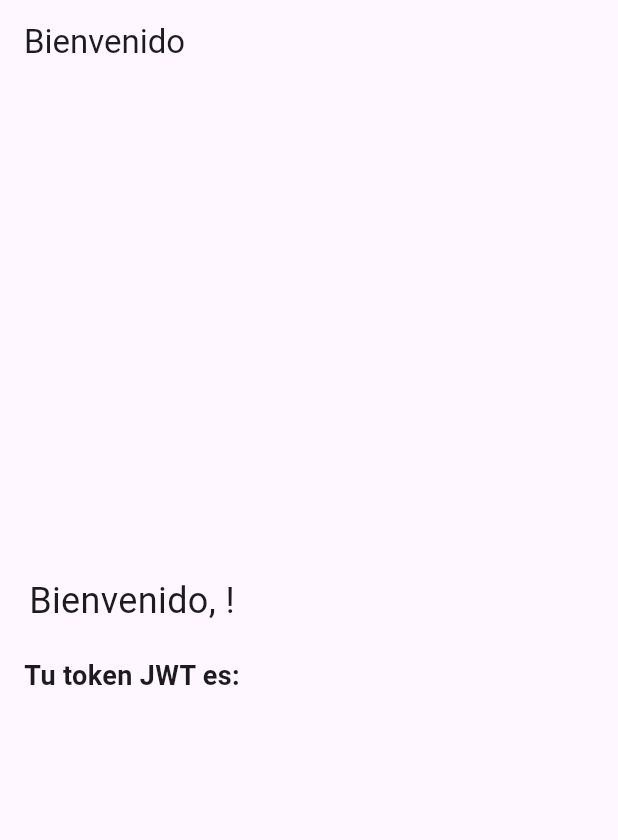
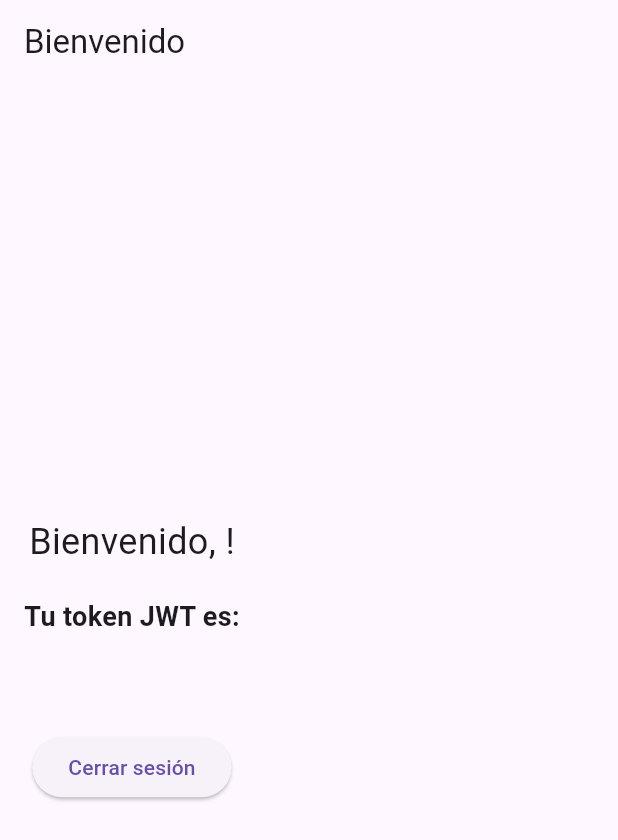
Before and after one commit to ericklasluisa/login, a Flutter app: the HomeScreen screen opened directly with empty values, on a phone screen of 412 x 824 dp. Shown: the top 840 px of the screen. Run offline on Flutter 3.47's test engine with Material 3 defaults, Android fonts, the phone set to English and light mode, and no system bars; our stand-ins replace flutter_secure_storage; accounts and stored records are empty.

Commit message:
Agregar botón de cerrar sesión en la pantalla de inicio

```diff
--- a/lib/screens/home_screen.dart
+++ b/lib/screens/home_screen.dart
@@ -1,4 +1,5 @@
 import 'package:flutter/material.dart';
+import 'package:login/screens/login_screen.dart';
 
 class HomeScreen extends StatelessWidget {
   final String username;
@@ -32,6 +33,14 @@ class HomeScreen extends StatelessWidget {
               textAlign: TextAlign.center,
               style: TextStyle(fontSize: 16, color: Colors.grey[700]),
             ),
+            SizedBox(height: 30),
+            ElevatedButton(
+              onPressed: () {
+                Navigator.pushReplacement(context,
+                    MaterialPageRoute(builder: (context) => LoginScreen()));
+              },
+              child: Text('Cerrar sesión'),
+            ),
           ],
         ),
       ),
```
